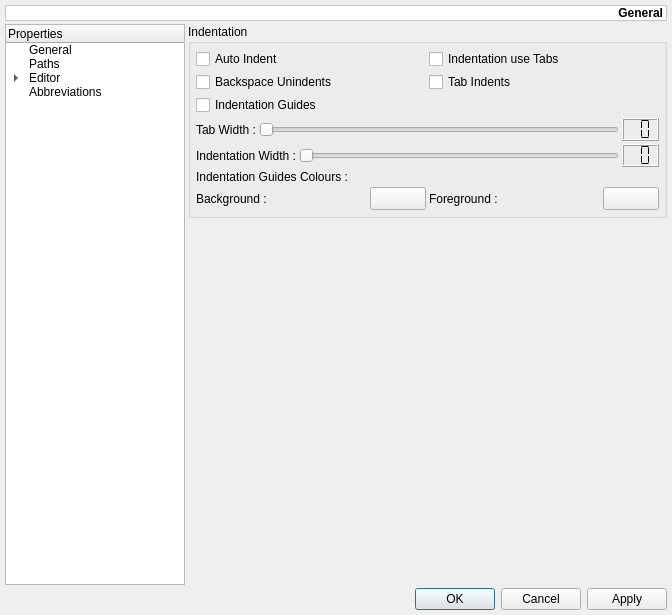
This is v2/branches/dev/monkey/src/maininterface/ui/UISettings.ui in testmana2/mks as Qt 5 draws it before an edit. The edited form follows.
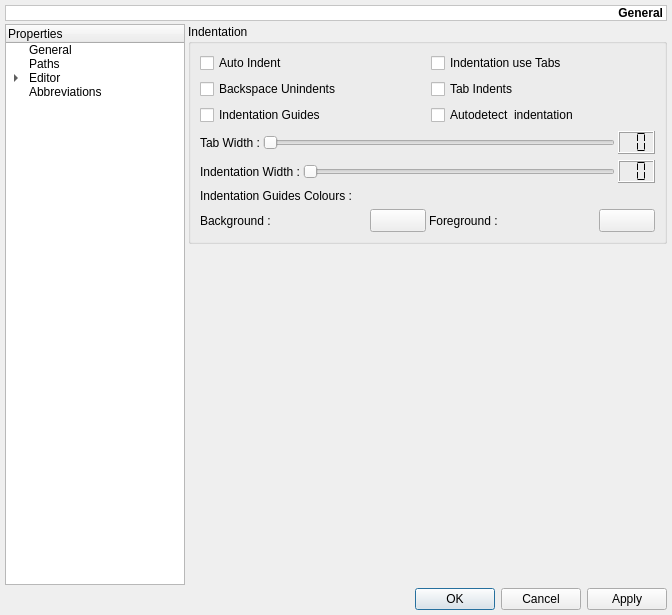
This is the edited form. The open tabs and pages were chosen to show the change. Custom widgets are drawn as their Qt base class.

Commit message: Started to implement autodetecting file indent

What changed in the file:
```diff
--- a/v2/branches/dev/monkey/src/maininterface/ui/UISettings.ui
+++ b/v2/branches/dev/monkey/src/maininterface/ui/UISettings.ui
@@ -6,7 +6,7 @@
     <x>0</x>
     <y>0</y>
     <width>672</width>
-    <height>593</height>
+    <height>543</height>
    </rect>
   </property>
   <property name="windowTitle" >
@@ -224,7 +224,7 @@
    <item row="1" column="1" >
     <widget class="QStackedWidget" name="swPages" >
      <property name="currentIndex" >
-      <number>0</number>
+      <number>5</number>
      </property>
      <widget class="QWidget" name="pGeneral" >
       <layout class="QGridLayout" >
@@ -1362,24 +1362,115 @@
           <string>Indentation</string>
          </property>
          <layout class="QGridLayout" >
+          <item row="0" column="0" >
+           <widget class="QCheckBox" name="cbAutoIndent" >
+            <property name="text" >
+             <string>Auto Indent</string>
+            </property>
+           </widget>
+          </item>
+          <item row="0" column="1" >
+           <widget class="QCheckBox" name="cbIndentationUseTabs" >
+            <property name="text" >
+             <string>Indentation use Tabs</string>
+            </property>
+           </widget>
+          </item>
+          <item row="1" column="0" >
+           <widget class="QCheckBox" name="cbBackspaceUnindents" >
+            <property name="text" >
+             <string>Backspace Unindents</string>
+            </property>
+           </widget>
+          </item>
+          <item row="1" column="1" >
+           <widget class="QCheckBox" name="cbTabIndents" >
+            <property name="text" >
+             <string>Tab Indents</string>
+            </property>
+           </widget>
+          </item>
+          <item row="2" column="0" >
+           <widget class="QCheckBox" name="cbIndentationGuides" >
+            <property name="text" >
+             <string>Indentation Guides</string>
+            </property>
+           </widget>
+          </item>
+          <item row="2" column="1" >
+           <widget class="QCheckBox" name="cAutodetectIndent" >
+            <property name="text" >
+             <string>Autodetect  indentation</string>
+            </property>
+           </widget>
+          </item>
+          <item row="3" column="0" colspan="2" >
+           <layout class="QHBoxLayout" >
+            <property name="spacing" >
+             <number>3</number>
+            </property>
           <property name="leftMargin" >
-           <number>5</number>
+             <number>0</number>
           </property>
           <property name="topMargin" >
-           <number>5</number>
+             <number>0</number>
           </property>
           <property name="rightMargin" >
-           <number>5</number>
+             <number>0</number>
           </property>
           <property name="bottomMargin" >
-           <number>5</number>
-          </property>
-          <property name="horizontalSpacing" >
-           <number>3</number>
-          </property>
-          <property name="verticalSpacing" >
-           <number>3</number>
-          </property>
+             <number>0</number>
+            </property>
+            <item>
+             <widget class="QLabel" name="lIndentationTabWidth" >
+              <property name="text" >
+               <string>Tab Width :</string>
+              </property>
+             </widget>
+            </item>
+            <item>
+             <widget class="QSlider" name="sIndentationTabWidth" >
+              <property name="sizePolicy" >
+               <sizepolicy vsizetype="Fixed" hsizetype="Expanding" >
+                <horstretch>0</horstretch>
+                <verstretch>0</verstretch>
+               </sizepolicy>
+              </property>
+              <property name="minimum" >
+               <number>1</number>
+              </property>
+              <property name="maximum" >
+               <number>20</number>
+              </property>
+              <property name="pageStep" >
+               <number>2</number>
+              </property>
+              <property name="orientation" >
+               <enum>Qt::Horizontal</enum>
+              </property>
+              <property name="tickInterval" >
+               <number>1</number>
+              </property>
+             </widget>
+            </item>
+            <item>
+             <widget class="QLCDNumber" name="lnIndentationTabWidth" >
+              <property name="sizePolicy" >
+               <sizepolicy vsizetype="Fixed" hsizetype="Fixed" >
+                <horstretch>0</horstretch>
+                <verstretch>0</verstretch>
+               </sizepolicy>
+              </property>
+              <property name="numDigits" >
+               <number>2</number>
+              </property>
+              <property name="segmentStyle" >
+               <enum>QLCDNumber::Flat</enum>
+              </property>
+             </widget>
+            </item>
+           </layout>
+          </item>
           <item row="4" column="0" colspan="2" >
            <layout class="QHBoxLayout" >
             <property name="spacing" >
@@ -1447,73 +1538,6 @@
             </item>
            </layout>
           </item>
-          <item row="3" column="0" colspan="2" >
-           <layout class="QHBoxLayout" >
-            <property name="spacing" >
-             <number>3</number>
-            </property>
-            <property name="leftMargin" >
-             <number>0</number>
-            </property>
-            <property name="topMargin" >
-             <number>0</number>
-            </property>
-            <property name="rightMargin" >
-             <number>0</number>
-            </property>
-            <property name="bottomMargin" >
-             <number>0</number>
-            </property>
-            <item>
-             <widget class="QLabel" name="lIndentationTabWidth" >
-              <property name="text" >
-               <string>Tab Width :</string>
-              </property>
-             </widget>
-            </item>
-            <item>
-             <widget class="QSlider" name="sIndentationTabWidth" >
-              <property name="sizePolicy" >
-               <sizepolicy vsizetype="Fixed" hsizetype="Expanding" >
-                <horstretch>0</horstretch>
-                <verstretch>0</verstretch>
-               </sizepolicy>
-              </property>
-              <property name="minimum" >
-               <number>1</number>
-              </property>
-              <property name="maximum" >
-               <number>20</number>
-              </property>
-              <property name="pageStep" >
-               <number>2</number>
-              </property>
-              <property name="orientation" >
-               <enum>Qt::Horizontal</enum>
-              </property>
-              <property name="tickInterval" >
-               <number>1</number>
-              </property>
-             </widget>
-            </item>
-            <item>
-             <widget class="QLCDNumber" name="lnIndentationTabWidth" >
-              <property name="sizePolicy" >
-               <sizepolicy vsizetype="Fixed" hsizetype="Fixed" >
-                <horstretch>0</horstretch>
-                <verstretch>0</verstretch>
-               </sizepolicy>
-              </property>
-              <property name="numDigits" >
-               <number>2</number>
-              </property>
-              <property name="segmentStyle" >
-               <enum>QLCDNumber::Flat</enum>
-              </property>
-             </widget>
-            </item>
-           </layout>
-          </item>
           <item row="5" column="0" colspan="2" >
            <widget class="QLabel" name="lIndentationGuides" >
             <property name="text" >
@@ -1521,41 +1545,6 @@
             </property>
            </widget>
           </item>
-          <item row="1" column="0" >
-           <widget class="QCheckBox" name="cbBackspaceUnindents" >
-            <property name="text" >
-             <string>Backspace Unindents</string>
-            </property>
-           </widget>
-          </item>
-          <item row="1" column="1" >
-           <widget class="QCheckBox" name="cbTabIndents" >
-            <property name="text" >
-             <string>Tab Indents</string>
-            </property>
-           </widget>
-          </item>
-          <item row="2" column="0" >
-           <widget class="QCheckBox" name="cbIndentationGuides" >
-            <property name="text" >
-             <string>Indentation Guides</string>
-            </property>
-           </widget>
-          </item>
-          <item row="0" column="0" >
-           <widget class="QCheckBox" name="cbAutoIndent" >
-            <property name="text" >
-             <string>Auto Indent</string>
-            </property>
-           </widget>
-          </item>
-          <item row="0" column="1" >
-           <widget class="QCheckBox" name="cbIndentationUseTabs" >
-            <property name="text" >
-             <string>Indentation use Tabs</string>
-            </property>
-           </widget>
-          </item>
           <item row="6" column="0" colspan="2" >
            <layout class="QHBoxLayout" >
             <property name="spacing" >
```
Lines whose indentation alone changed are shown as unchanged. The commit also changes 2 other files.
